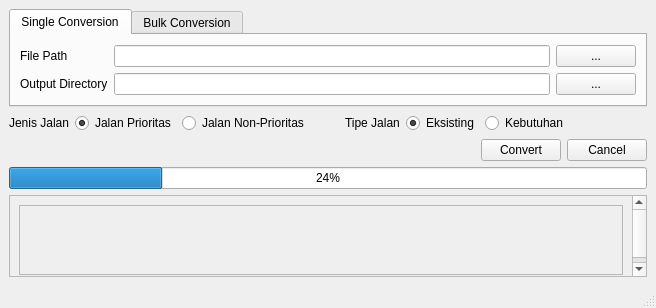
Qt form ui/main.ui (rivaldiprabowo/Automation_to_GeoJSON_Shapefile_Extract_Image) before a commit.
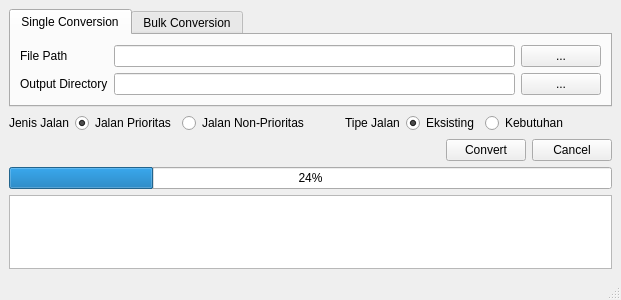
The same form after that commit. Icons and pictures are not drawn.

What changed in the file:
```diff
--- a/ui/main.ui
+++ b/ui/main.ui
@@ -6,8 +6,8 @@
    <rect>
     <x>0</x>
     <y>0</y>
-    <width>656</width>
-    <height>308</height>
+    <width>621</width>
+    <height>300</height>
    </rect>
   </property>
   <property name="windowTitle">
@@ -21,6 +21,12 @@
    <layout class="QVBoxLayout" name="verticalLayout_3">
     <item>
      <widget class="QTabWidget" name="tabWidget">
+      <property name="sizePolicy">
+       <sizepolicy hsizetype="Expanding" vsizetype="Preferred">
+        <horstretch>0</horstretch>
+        <verstretch>0</verstretch>
+       </sizepolicy>
+      </property>
       <property name="currentIndex">
        <number>0</number>
       </property>
@@ -263,29 +269,13 @@
      </widget>
     </item>
     <item>
-     <widget class="QScrollArea" name="scrollArea">
-      <property name="widgetResizable">
+     <widget class="QTextBrowser" name="textLog">
+      <property name="enabled">
        <bool>true</bool>
       </property>
-      <widget class="QWidget" name="scrollAreaWidgetContents">
-       <property name="geometry">
-        <rect>
-         <x>0</x>
-         <y>0</y>
-         <width>619</width>
-         <height>89</height>
-        </rect>
-       </property>
-       <layout class="QVBoxLayout" name="verticalLayout_4">
-        <item>
-         <widget class="QTextBrowser" name="textLog">
-          <property name="enabled">
-           <bool>false</bool>
-          </property>
-         </widget>
-        </item>
-       </layout>
-      </widget>
+      <property name="textInteractionFlags">
+       <set>Qt::LinksAccessibleByMouse|Qt::TextSelectableByMouse</set>
+      </property>
      </widget>
     </item>
    </layout>
```
